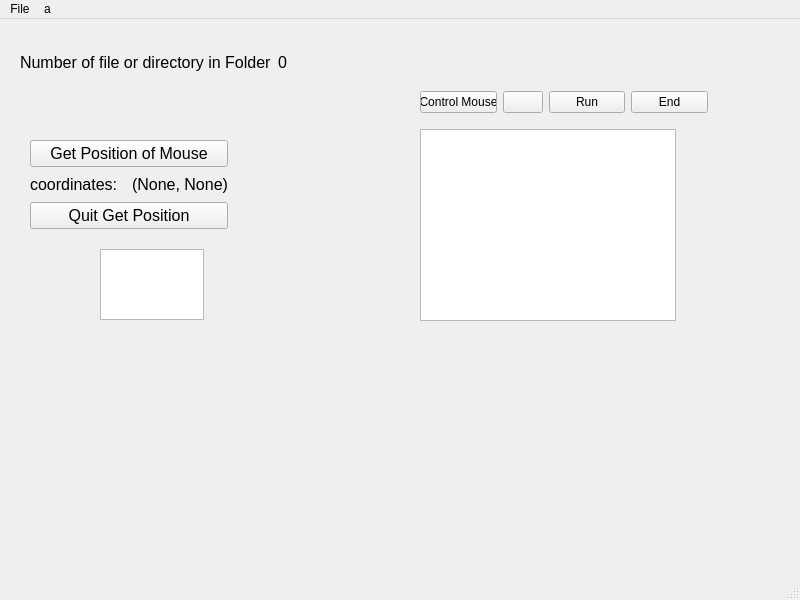
The window that mainwindow.ui (tranducngoc9/NgocTool) describes before a commit, drawn with Qt 5.
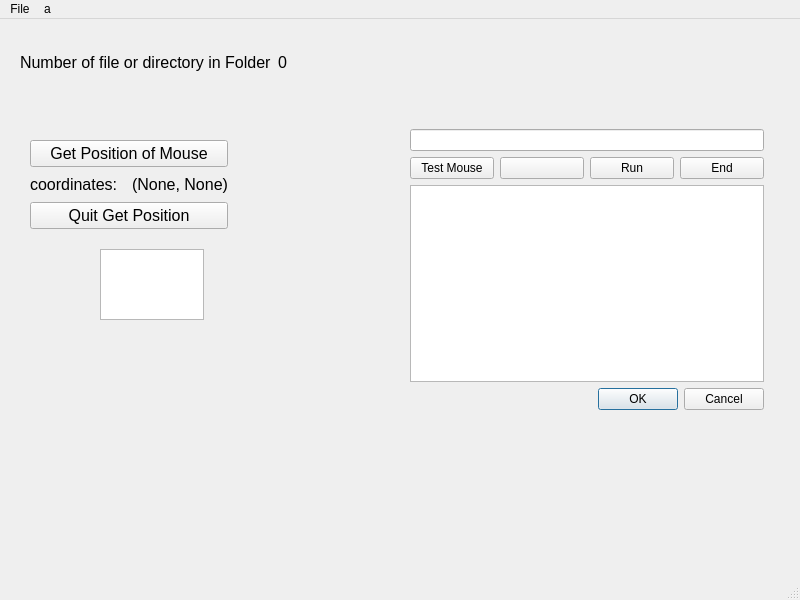
The same window after the commit. Icons and pictures are not drawn.

What changed in the file:
```diff
--- a/mainwindow.ui
+++ b/mainwindow.ui
@@ -50,16 +50,6 @@
      </item>
     </layout>
    </widget>
-   <widget class="QListWidget" name="listWidget">
-    <property name="geometry">
-     <rect>
-      <x>420</x>
-      <y>110</y>
-      <width>256</width>
-      <height>192</height>
-     </rect>
-    </property>
-   </widget>
    <widget class="QTextEdit" name="textEdit">
     <property name="geometry">
      <rect>
@@ -70,7 +60,7 @@
      </rect>
     </property>
    </widget>
-   <widget class="QWidget" name="">
+   <widget class="QWidget" name="layoutWidget">
     <property name="geometry">
      <rect>
       <x>30</x>
@@ -137,17 +127,22 @@
    <widget class="QWidget" name="">
     <property name="geometry">
      <rect>
-      <x>420</x>
-      <y>70</y>
-      <width>288</width>
-      <height>26</height>
+      <x>410</x>
+      <y>110</y>
+      <width>354</width>
+      <height>281</height>
      </rect>
     </property>
+    <layout class="QVBoxLayout" name="verticalLayout_2">
+     <item>
+      <widget class="QLineEdit" name="editCoordinates"/>
+     </item>
+     <item>
     <layout class="QHBoxLayout" name="horizontalLayout_3">
      <item>
       <widget class="QPushButton" name="mouseControl">
        <property name="text">
-        <string>Control Mouse</string>
+          <string>Test Mouse</string>
        </property>
       </widget>
      </item>
@@ -174,6 +169,18 @@
       <widget class="QPushButton" name="pushButton_3">
        <property name="text">
         <string>End</string>
+         </property>
+        </widget>
+       </item>
+      </layout>
+     </item>
+     <item>
+      <widget class="QListWidget" name="listWidget"/>
+     </item>
+     <item>
+      <widget class="QDialogButtonBox" name="buttonBox">
+       <property name="standardButtons">
+        <set>QDialogButtonBox::Cancel|QDialogButtonBox::Ok</set>
        </property>
       </widget>
      </item>
```
Lines whose indentation alone changed are shown as unchanged.
